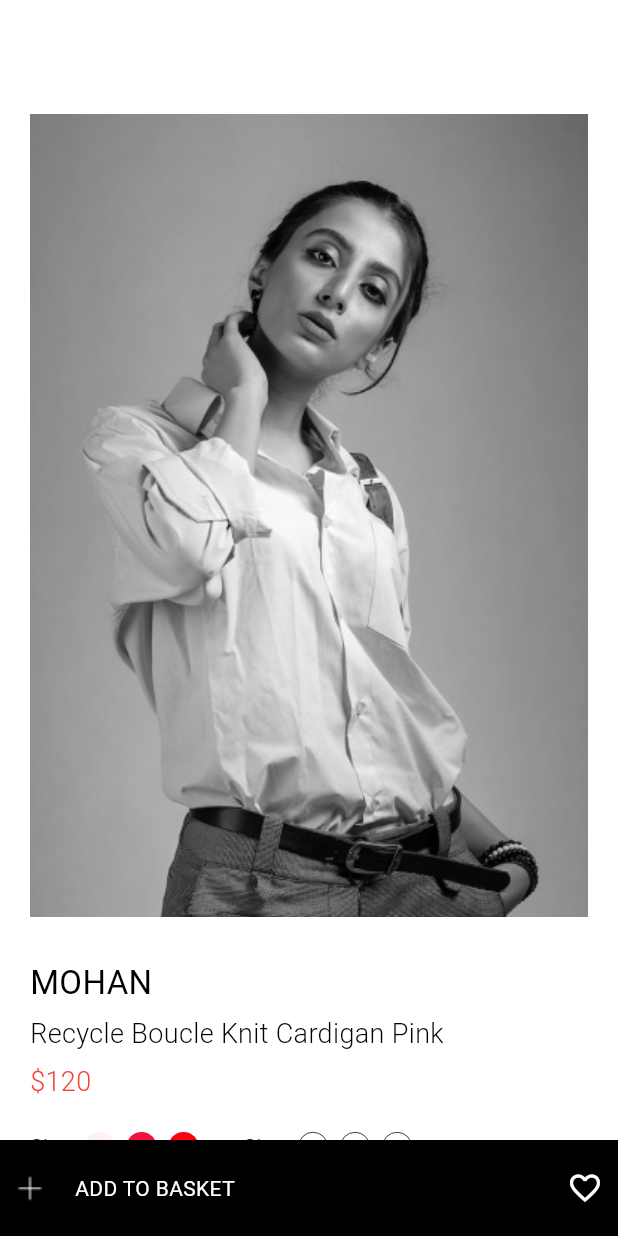
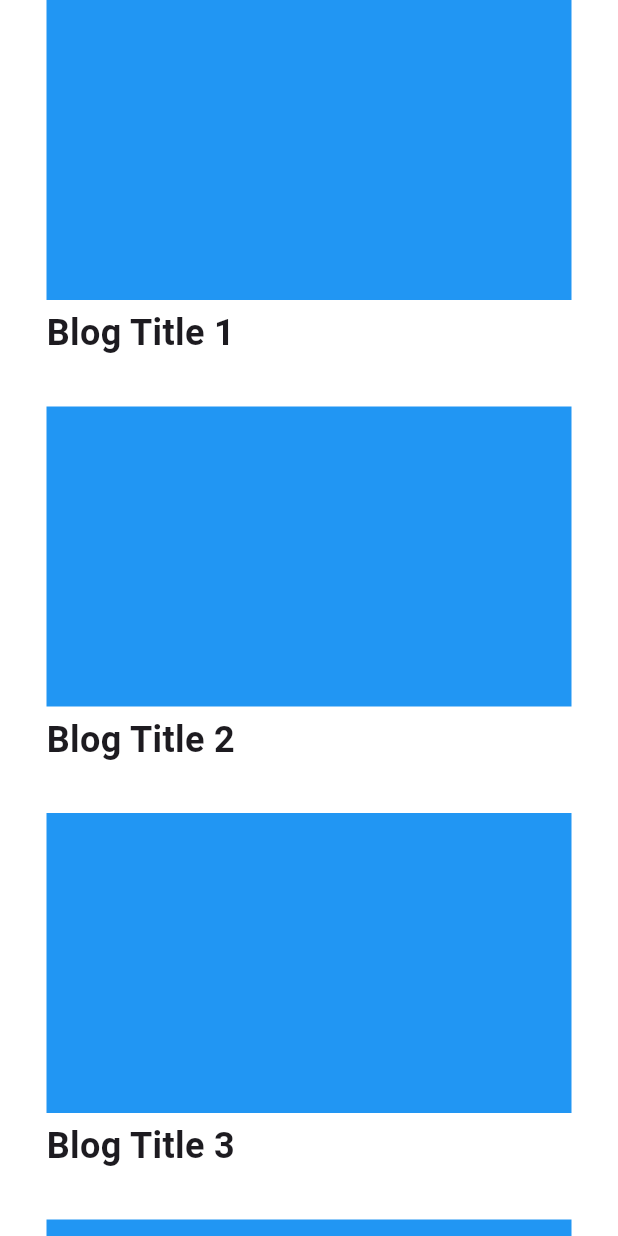
Before and after one commit to Qceww/EcoFash, a Flutter app: the screen it shows after launch, on a phone screen of 412 x 824 dp. Run offline on Flutter 3.47's test engine with Material 3 defaults, Android fonts, the phone set to English and light mode, and no system bars; our stand-ins replace google_fonts.

Commit message:
Baru buat

```diff
--- /dev/null
+++ b/lib/blog_list_view.dart
@@ -0,0 +1,73 @@
+import 'package:flutter/material.dart';
+
+class Bloglistview extends StatefulWidget {
+  const Bloglistview({Key? key}) : super(key: key);
+
+  @override
+  State<Bloglistview> createState() => _BloglistviewState();
+}
+
+class _BloglistviewState extends State<Bloglistview> {
+  final List<Map<String, String>> blogTitles = [
+    {
+      'title': 'Blog Title 1',
+    },
+    {
+      'title': 'Blog Title 2',
+    },
+    {
+      'title': 'Blog Title 3',
+    },
+    {
+      'title': 'Blog Title 4',
+    },
+    {
+      'title': 'Blog Title 5',
+    },
+  ];
+
+  @override
+  Widget build(BuildContext context) {
+    return Scaffold(
+      backgroundColor: Colors.white,
+      body: SafeArea(
+        child: SingleChildScrollView(
+          child: Center(
+            child: Column(
+              mainAxisAlignment: MainAxisAlignment.start,
+              crossAxisAlignment: CrossAxisAlignment.start,
+              children: blogTitles.map((blog) {
+                return Container(
+                  margin: const EdgeInsets.only(
+                      bottom:
+                          16), // Adjust margin for spacing between containers
+                  child: Column(
+                    crossAxisAlignment: CrossAxisAlignment.start,
+                    children: [
+                      Container(
+                        height: 200,
+                        width: 350,
+                        decoration: const BoxDecoration(color: Colors.blue),
+                      ),
+                      Container(
+                        padding:
+                            const EdgeInsets.only(top: 5, bottom: 16, left: 0),
+                        child: Text(
+                          blog['title']!,
+                          style: const TextStyle(
+                            fontSize: 24,
+                            fontWeight: FontWeight.bold,
+                          ),
+                        ),
+                      ),
+                    ],
+                  ),
+                );
+              }).toList(),
+            ),
+          ),
+        ),
+      ),
+    );
+  }
+}
--- a/lib/main.dart
+++ b/lib/main.dart
@@ -1,4 +1,5 @@
 import 'package:figma/Shop_grid_view.dart';
+import 'package:figma/blog_list_view.dart';
 import 'package:figma/home_page.dart';
 import 'package:figma/shop_detailed_view.dart';
 import 'package:figma/signin_page.dart';
@@ -23,7 +24,6 @@ class _MyAppState extends State<MyApp> {
         debugShowCheckedModeBanner: false,
         title: 'Figma',
         theme: ThemeData(primarySwatch: Colors.blue),
-        home: ShopDetailedView()
-        );
+        home: const Bloglistview());
   }
 }
```
